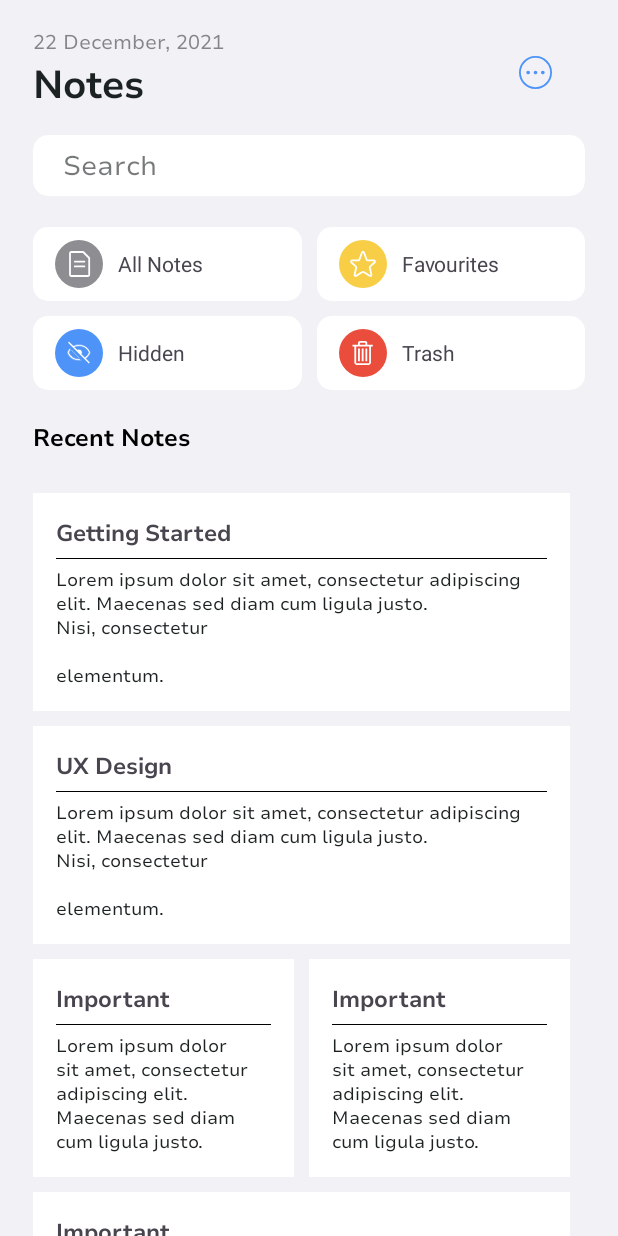
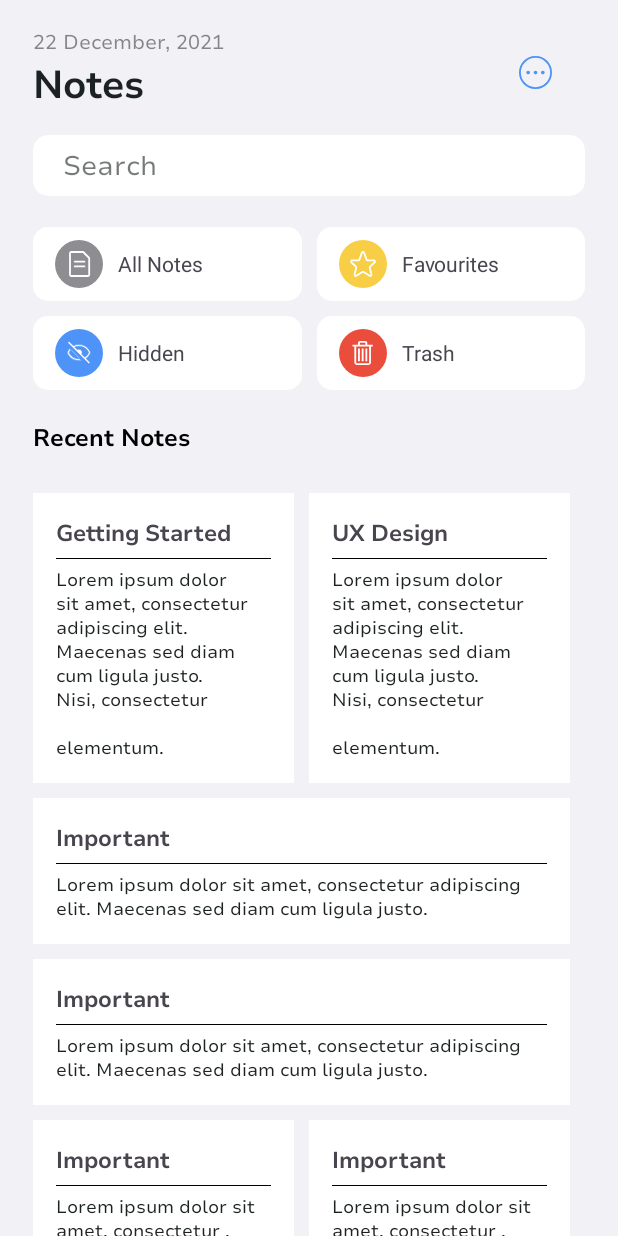
Before and after one commit to zeus-bigzero/Note-T3H, an Android app: the fragment NotesFragment placed in its activity, on a phone screen of 412 x 824 dp. Run offline under Robolectric (Android 15) with nearby library versions, the phone set to English and light mode, and no system bars.

Commit message:
update recyclerview

```diff
--- a/app/src/main/java/edu/t3h/note/NotesFragment.kt
+++ b/app/src/main/java/edu/t3h/note/NotesFragment.kt
@@ -46,13 +46,13 @@ class NotesFragment : Fragment() {
 
     override fun onViewCreated(view: View, savedInstanceState: Bundle?) {
         super.onViewCreated(view, savedInstanceState)
-        binding.noteRv.apply {
+        with(binding.noteRv) {
             layoutManager = GridLayoutManager(context, 2).apply {
                 spanSizeLookup = object : GridLayoutManager.SpanSizeLookup() {
                     override fun getSpanSize(position: Int): Int {
                         return when (adapter?.getItemViewType(position)) {
-                            0 -> 2
-                            else -> 1
+                            0 -> 1
+                            else -> 2
                         }
                     }
                 }
@@ -137,34 +137,6 @@ class NotesFragment : Fragment() {
                         "Nisi, consectetur\n" +
                         "\n" +
                         "elementum."
-            ),
-            Note(
-                "Important",
-                "Lorem ipsum dolor sit amet, consectetur adipiscing elit. Maecenas sed diam cum ligula justo."
-            ),
-            Note(
-                "Important",
-                "Lorem ipsum dolor sit amet, consectetur adipiscing elit. Maecenas sed diam cum ligula justo."
-            ),
-            Note(
-                "Important",
-                "Lorem ipsum dolor sit amet, consectetur ."
-            ),
-            Note(
-                "Important",
-                "Lorem ipsum dolor sit amet, consectetur ."
-            ),
-            Note(
-                "Important",
-                "Lorem ipsum dolor sit amet, consectetur ."
-            ),
-            Note(
-                "Important",
-                "Lorem ipsum dolor sit amet, consectetur ."
-            ),
-            Note(
-                "Important",
-                "Lorem ipsum dolor sit amet, consectetur ."
             )
         )
     }
--- a/app/src/main/java/edu/t3h/note/TutorialFragment.kt
+++ b/app/src/main/java/edu/t3h/note/TutorialFragment.kt
@@ -28,13 +28,13 @@ class TutorialFragment : Fragment() {
         super.onViewCreated(view, savedInstanceState)
 
 
-        binding.viewPager.apply {
+        with(binding.viewPager) {
             adapter = TutorialAdapter()
             offscreenPageLimit = 2
             registerOnPageChangeCallback(object : ViewPager2.OnPageChangeCallback() {
                 override fun onPageSelected(position: Int) {
                     super.onPageSelected(position)
-//                    Manager.step = position
+                    Manager.step = position
                     updateUi(position)
                 }
             })
@@ -42,7 +42,7 @@ class TutorialFragment : Fragment() {
         }
 
         binding.nextbtn.setOnClickListener {
-            if (Manager.step < 2) {
+            if (binding.viewPager.currentItem < 2) {
                 binding.viewPager.currentItem++
             } else {
                 parentFragmentManager.beginTransaction()
@@ -59,7 +59,7 @@ class TutorialFragment : Fragment() {
             binding.viewPager.currentItem--
         }
 
-//        updateUi(Manager.step)
+        updateUi(Manager.step)
     }
 
     private fun updateUi(step: Int) {
```
